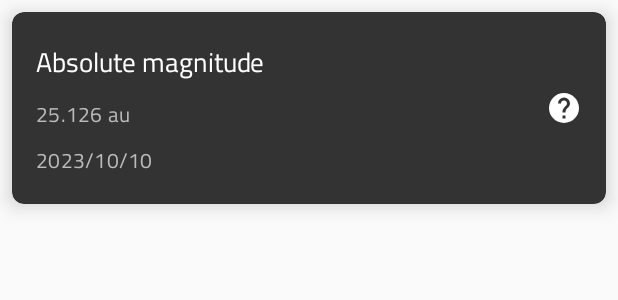
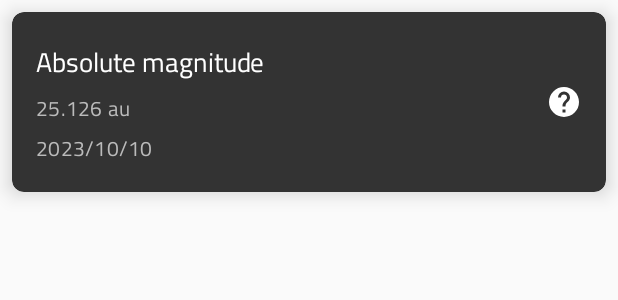
Before and after one commit to Andrew-Amin/NASA-Asteroids, an Android app: the layout asteroid_item_layout.xml on its own in the app's theme, with its tools: preview values and no code run, on a phone screen of 412 x 824 dp. Shown: the top 300 px of the screen. Run offline under Robolectric (Android 15) with nearby library versions, the phone set to English and light mode, and no system bars.

Commit message:
amend asteroid_item_layout

```diff
--- a/app/src/main/res/layout/asteroid_item_layout.xml
+++ b/app/src/main/res/layout/asteroid_item_layout.xml
@@ -44,7 +44,6 @@
                     style="?attr/textAppearanceHeadline6"
                     android:layout_width="match_parent"
                     android:layout_height="wrap_content"
-                    android:layout_marginTop="4dp"
                     app:text="@{@string/distance_from_earth_entity(asteroid.distanceFromEarth)}"
                     tools:text="25.126 au" />
                 <TextView
@@ -52,7 +51,6 @@
                     style="?attr/textAppearanceHeadline6"
                     android:layout_width="match_parent"
                     android:layout_height="wrap_content"
-                    android:layout_marginTop="4dp"
                     app:text="@{@string/close_approach_data_entity(asteroid.closeApproachDate)}"
                     tools:text="2023/10/10" />
             </LinearLayout>
@@ -63,7 +61,7 @@
                 android:layout_height="wrap_content"
                 app:srcCompat="@drawable/ic_help_circle"
                 app:statusIcon="@{asteroid.potentiallyHazardous}"
-                app:statusImageContentDescription="@{asteroid.potentiallyHazardous}" />
+                android:contentDescription="@string/the_astronomical_unit_image" />
 
 
         </LinearLayout>
--- a/app/src/main/res/values/strings.xml
+++ b/app/src/main/res/values/strings.xml
@@ -20,4 +20,5 @@
     <string name="distance_from_earth_entity">Distance from earth: %f au</string>
     <string name="close_approach_data_entity">Date: %s</string>
     <string name="absolute_magnitude_title">Absolute magnitude</string>
+    <string name="the_astronomical_unit_image">The astronomical unit explanation image</string>
 </resources>
```
Also changed, not shown: 1 other file.
